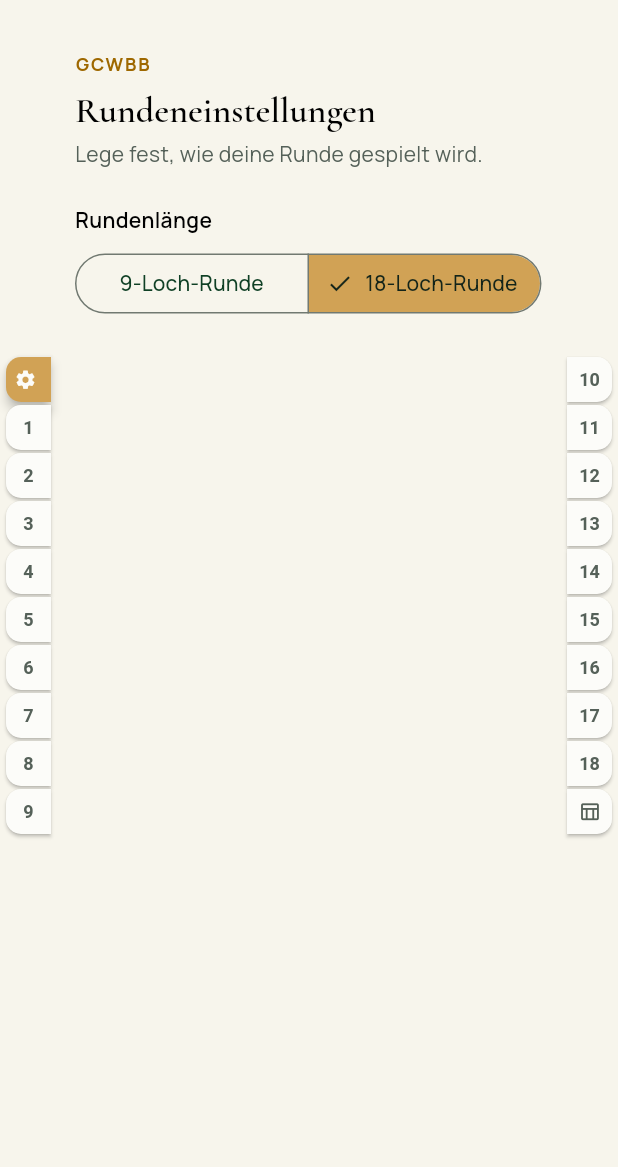
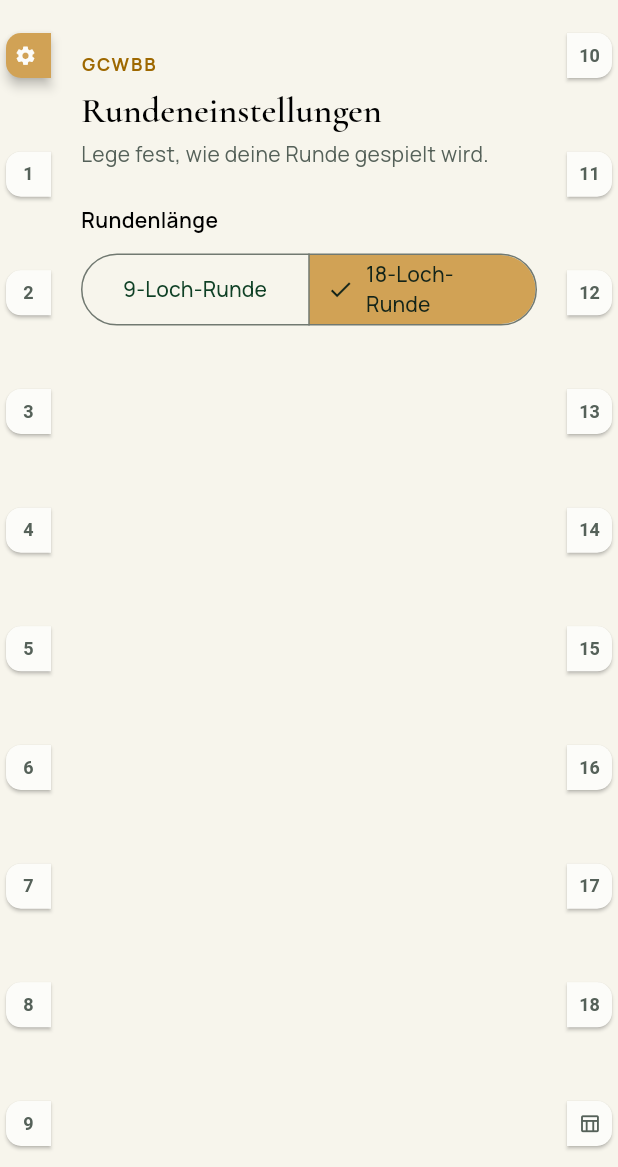
Before and after one commit to carstenroesner/gc-winterberg-birdie-book, a Flutter app: the MainPagerScreen screen opened directly, on a phone screen of 412 x 824 dp, the part 69-1236 px from its top. Run offline on Flutter 3.47's test engine with Material 3 defaults, Android fonts, the phone set to English and light mode, and no system bars; our stand-ins replace path_drawing, shared_preferences; accounts and stored records are empty.

Commit message:
Buchregister-Reiter füllen jetzt die volle Bildschirmhöhe
Nutzer meldete: die Reiter für die Löcher stapelten sich nur oben,
darunter blieb der Großteil der Bildschirmhöhe ungenutzt leer.

Ursache: die Reiterleiste (BookTabRail) war eine Column mit
mainAxisSize.min, bekam vom Eltern-Row auch keine feste Höhe
vorgegeben - sie nahm also nur so viel Platz ein, wie ihre Tabs
brauchten, und blieb oben hängen.

Fix: Der Body-Row bekommt crossAxisAlignment.stretch, wodurch die
Padding-Wrapper der Reiterleisten die volle verfügbare Höhe erhalten.
BookTabRail selbst nutzt jetzt mainAxisSize.max mit
mainAxisAlignment.spaceBetween, sodass sich die Tabs gleichmäßig von
oben bis unten über die gesamte Höhe verteilen.

Co-Authored-By: Claude Sonnet 5 <noreply@anthropic.com>
Claude-Session: https://claude.ai/code/session_01Un7GgHuCtpYcXc16tUZcef

```diff
--- a/lib/screens/main_pager_screen.dart
+++ b/lib/screens/main_pager_screen.dart
@@ -108,9 +108,10 @@ class _MainPagerScreenState extends State<MainPagerScreen> {
         ],
       ),
       body: Row(
+        crossAxisAlignment: CrossAxisAlignment.stretch,
         children: [
           Padding(
-            padding: const EdgeInsets.only(left: 4, top: 8),
+            padding: const EdgeInsets.symmetric(horizontal: 4, vertical: 12),
             child: BookTabRail(
               side: BookTabSide.left,
               items: leftItems,
@@ -127,7 +128,7 @@ class _MainPagerScreenState extends State<MainPagerScreen> {
           ),
           if (rightItems.isNotEmpty)
             Padding(
-              padding: const EdgeInsets.only(right: 4, top: 8),
+              padding: const EdgeInsets.symmetric(horizontal: 4, vertical: 12),
               child: BookTabRail(
                 side: BookTabSide.right,
                 items: rightItems,
--- a/lib/widgets/book_tab_rail.dart
+++ b/lib/widgets/book_tab_rail.dart
@@ -47,7 +47,8 @@ class BookTabRail extends StatelessWidget {
   @override
   Widget build(BuildContext context) {
     return Column(
-      mainAxisSize: MainAxisSize.min,
+      mainAxisSize: MainAxisSize.max,
+      mainAxisAlignment: MainAxisAlignment.spaceBetween,
       crossAxisAlignment:
           side == BookTabSide.left ? CrossAxisAlignment.start : CrossAxisAlignment.end,
       children: [
```
